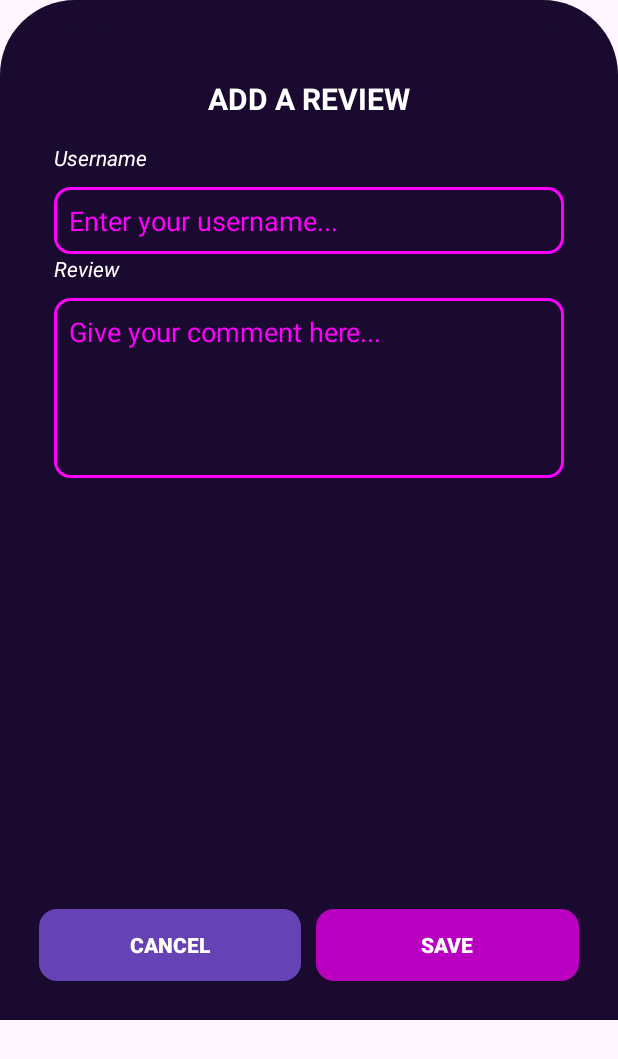
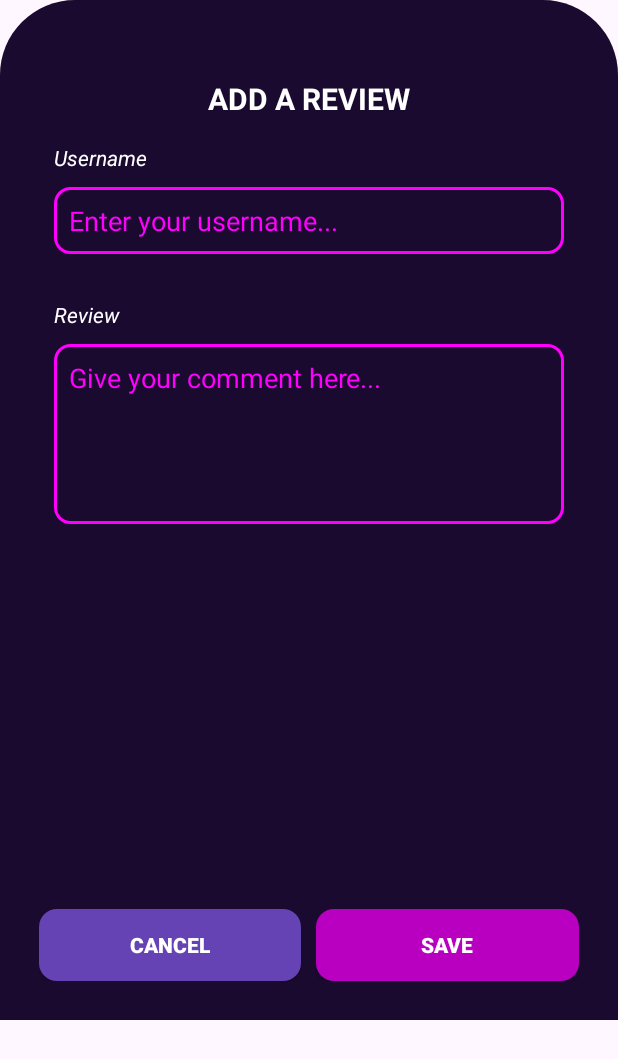
Before and after one commit to FelixSalim/AnimeDxD, an Android app: the AddReviewActivity screen opened directly, with no data from a screen before it, on a phone screen of 412 x 824 dp. Shown: the top 1059 px of the screen. Run offline under Robolectric (Android 15) with nearby library versions, the phone set to English and light mode, and no system bars; Roboto replaces fonts that are not available here.

Commit message:
Update add a review page

```diff
--- a/app/src/main/res/layout/activity_add_review.xml
+++ b/app/src/main/res/layout/activity_add_review.xml
@@ -45,13 +45,14 @@
             <TextView
                 android:id="@+id/tvErrorUsername"
                 android:layout_width="match_parent"
-                android:layout_height="25dp"
+                android:layout_height="20dp"
                 android:text="⚠️ Username is required."
                 android:textColor="#FF0000"
                 android:fontFamily="@font/poppins_bolditalic"
-                android:textSize="5pt"
-                android:visibility="gone"
-                android:layout_marginBottom="20dp"/>
+                android:textSize="10sp"
+                android:visibility="invisible"
+                android:layout_marginTop="5dp"
+                android:layout_marginBottom="5dp"/>
 
             <!-- Review Label -->
             <TextView
@@ -77,13 +78,14 @@
             <TextView
                 android:id="@+id/tvErrorReview"
                 android:layout_width="match_parent"
-                android:layout_height="25dp"
+                android:layout_height="20dp"
                 android:text="⚠️ Review is required."
                 android:textColor="#FF0000"
                 android:fontFamily="@font/poppins_bolditalic"
-                android:textSize="5pt"
-                android:visibility="gone"
-                android:layout_marginBottom="20dp"/>
+                android:textSize="10sp"
+                android:layout_marginTop="5dp"
+                android:visibility="invisible"
+                android:layout_marginBottom="10dp"/>
         </LinearLayout>
 
     <!-- Button row fixed at bottom -->
```
Also changed, not shown: app/src/main/java/com/example/animedxd/activities/AddReviewActivity.java (+4 -4 lines).
